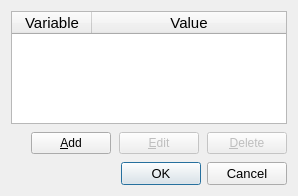
This is forms_unix/environmentvariablesdialog.ui in Project-LemonLime/Project_LemonLime as Qt 5 draws it before an edit. The edited form follows.
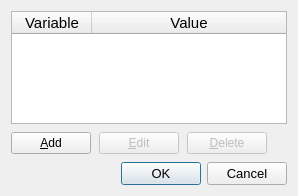
This is the edited form.

Patch:
```diff
--- a/forms_unix/environmentvariablesdialog.ui
+++ b/forms_unix/environmentvariablesdialog.ui
@@ -69,6 +69,33 @@
    </item>
    <item>
     <layout class="QHBoxLayout" name="horizontalLayout">
+     <item>
+      <widget class="QPushButton" name="addButton">
+       <property name="text">
+        <string>&amp;Add</string>
+       </property>
+      </widget>
+     </item>
+     <item>
+      <widget class="QPushButton" name="editButton">
+       <property name="enabled">
+        <bool>false</bool>
+       </property>
+       <property name="text">
+        <string>&amp;Edit</string>
+       </property>
+      </widget>
+     </item>
+     <item>
+      <widget class="QPushButton" name="deleteButton">
+       <property name="enabled">
+        <bool>false</bool>
+       </property>
+       <property name="text">
+        <string>&amp;Delete</string>
+       </property>
+      </widget>
+     </item>
      <item>
       <spacer name="horizontalSpacer">
        <property name="orientation">
@@ -82,33 +109,6 @@
        </property>
       </spacer>
      </item>
-     <item>
-      <widget class="QPushButton" name="addButton">
-       <property name="text">
-        <string>&amp;Add</string>
-       </property>
-      </widget>
-     </item>
-     <item>
-      <widget class="QPushButton" name="editButton">
-       <property name="enabled">
-        <bool>false</bool>
-       </property>
-       <property name="text">
-        <string>&amp;Edit</string>
-       </property>
-      </widget>
-     </item>
-     <item>
-      <widget class="QPushButton" name="deleteButton">
-       <property name="enabled">
-        <bool>false</bool>
-       </property>
-       <property name="text">
-        <string>&amp;Delete</string>
-       </property>
-      </widget>
-     </item>
     </layout>
    </item>
    <item>
```
Left out of the diff: 2 changed lines with no effect on the pictures.
